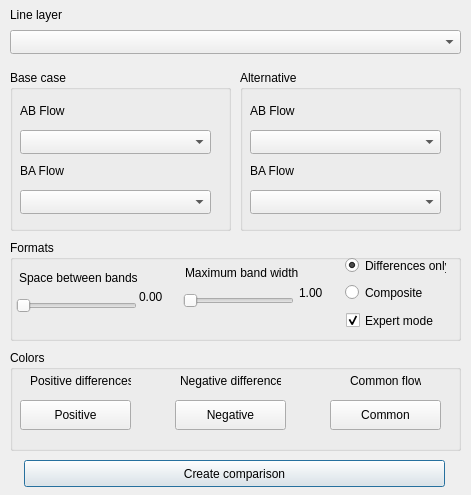
Before: the Qt Designer form gis/forms/ui_compare_scenarios.ui in AequilibraE/qaequilibrae, drawn with Qt 5.
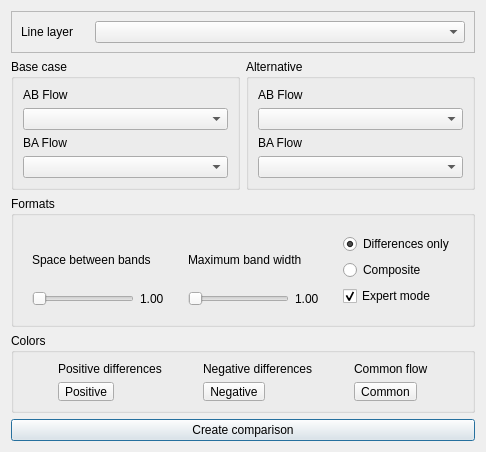
After: the same form once the commit is applied. Custom widgets are drawn as their Qt base class.

The edit to the form file:
```diff
--- a/gis/forms/ui_compare_scenarios.ui
+++ b/gis/forms/ui_compare_scenarios.ui
@@ -6,421 +6,316 @@
    <rect>
     <x>0</x>
     <y>0</y>
-    <width>471</width>
-    <height>495</height>
+    <width>486</width>
+    <height>410</height>
    </rect>
   </property>
   <property name="maximumSize">
    <size>
-    <width>471</width>
-    <height>495</height>
+    <width>486</width>
+    <height>410</height>
    </size>
   </property>
   <property name="windowTitle">
    <string>AequilibraE - Scenario Comparison</string>
   </property>
-  <widget class="QgsMapLayerComboBox" name="mMapLayerComboBox">
-   <property name="geometry">
-    <rect>
-     <x>10</x>
-     <y>30</y>
-     <width>451</width>
-     <height>24</height>
-    </rect>
-   </property>
-  </widget>
-  <widget class="QLabel" name="label_3">
-   <property name="geometry">
-    <rect>
-     <x>10</x>
-     <y>4</y>
-     <width>131</width>
-     <height>21</height>
-    </rect>
-   </property>
-   <property name="text">
-    <string>Line layer</string>
-   </property>
-  </widget>
-  <widget class="QPushButton" name="but_run">
-   <property name="geometry">
-    <rect>
-     <x>24</x>
-     <y>460</y>
-     <width>421</width>
-     <height>27</height>
-    </rect>
-   </property>
-   <property name="text">
-    <string>Create comparison</string>
-   </property>
-  </widget>
-  <widget class="QGroupBox" name="base_group_box">
-   <property name="geometry">
-    <rect>
-     <x>10</x>
-     <y>70</y>
-     <width>221</width>
-     <height>161</height>
-    </rect>
-   </property>
-   <property name="toolTip">
-    <string/>
-   </property>
-   <property name="title">
-    <string>Base case</string>
-   </property>
-   <widget class="QgsFieldComboBox" name="ba_FieldComboBoxBase">
-    <property name="geometry">
-     <rect>
-      <x>10</x>
-      <y>120</y>
-      <width>191</width>
-      <height>24</height>
-     </rect>
-    </property>
-   </widget>
-   <widget class="QgsFieldComboBox" name="ab_FieldComboBoxBase">
-    <property name="geometry">
-     <rect>
-      <x>10</x>
-      <y>60</y>
-      <width>191</width>
-      <height>24</height>
-     </rect>
-    </property>
-   </widget>
-   <widget class="QLabel" name="label_5">
-    <property name="geometry">
-     <rect>
-      <x>10</x>
-      <y>90</y>
-      <width>131</width>
-      <height>21</height>
-     </rect>
-    </property>
-    <property name="text">
-     <string>BA Flow</string>
-    </property>
-   </widget>
-   <widget class="QLabel" name="label_6">
-    <property name="geometry">
-     <rect>
-      <x>10</x>
-      <y>30</y>
-      <width>131</width>
-      <height>21</height>
-     </rect>
-    </property>
-    <property name="text">
-     <string>AB Flow</string>
-    </property>
-   </widget>
-  </widget>
-  <widget class="QGroupBox" name="alt_group_box">
-   <property name="geometry">
-    <rect>
-     <x>240</x>
-     <y>70</y>
-     <width>221</width>
-     <height>161</height>
-    </rect>
-   </property>
-   <property name="title">
-    <string>Alternative</string>
-   </property>
-   <widget class="QgsFieldComboBox" name="ba_FieldComboBoxAlt">
-    <property name="geometry">
-     <rect>
-      <x>10</x>
-      <y>120</y>
-      <width>191</width>
-      <height>24</height>
-     </rect>
-    </property>
-   </widget>
-   <widget class="QgsFieldComboBox" name="ab_FieldComboBoxAlt">
-    <property name="geometry">
-     <rect>
-      <x>10</x>
-      <y>60</y>
-      <width>191</width>
-      <height>24</height>
-     </rect>
-    </property>
-   </widget>
-   <widget class="QLabel" name="label_9">
-    <property name="geometry">
-     <rect>
-      <x>10</x>
-      <y>90</y>
-      <width>131</width>
-      <height>21</height>
-     </rect>
-    </property>
-    <property name="text">
-     <string>BA Flow</string>
-    </property>
-   </widget>
-   <widget class="QLabel" name="label_10">
-    <property name="geometry">
-     <rect>
-      <x>10</x>
-      <y>30</y>
-      <width>131</width>
-      <height>21</height>
-     </rect>
-    </property>
-    <property name="text">
-     <string>AB Flow</string>
-    </property>
-   </widget>
-  </widget>
-  <widget class="QGroupBox" name="groupBox_3">
-   <property name="geometry">
-    <rect>
-     <x>10</x>
-     <y>240</y>
-     <width>451</width>
-     <height>101</height>
-    </rect>
-   </property>
-   <property name="title">
-    <string>Formats</string>
-   </property>
-   <widget class="QCheckBox" name="chk_expert_mode">
-    <property name="geometry">
-     <rect>
-      <x>336</x>
-      <y>72</y>
-      <width>101</width>
-      <height>17</height>
-     </rect>
-    </property>
-    <property name="font">
-     <font>
-      <weight>50</weight>
-      <bold>false</bold>
-     </font>
-    </property>
-    <property name="toolTip">
-     <string>&lt;html&gt;&lt;head/&gt;&lt;body&gt;&lt;p&gt;Reference band size and value are put on variables.&lt;/p&gt;&lt;p&gt;The user can control the map apperance by symply changing the values&lt;/p&gt;&lt;/body&gt;&lt;/html&gt;</string>
-    </property>
-    <property name="text">
-     <string>Expert mode</string>
-    </property>
-    <property name="checked">
-     <bool>true</bool>
-    </property>
-   </widget>
-   <widget class="QSlider" name="slider_band_size">
-    <property name="geometry">
-     <rect>
-      <x>173</x>
-      <y>52</y>
-      <width>111</width>
-      <height>18</height>
-     </rect>
-    </property>
-    <property name="orientation">
-     <enum>Qt::Horizontal</enum>
-    </property>
-   </widget>
-   <widget class="QRadioButton" name="radio_compo">
-    <property name="geometry">
-     <rect>
-      <x>335</x>
-      <y>44</y>
-      <width>111</width>
-      <height>17</height>
-     </rect>
-    </property>
-    <property name="toolTip">
-     <string>BASE minus ALTERNATIVE</string>
-    </property>
-    <property name="text">
-     <string>Composite</string>
-    </property>
-   </widget>
-   <widget class="QRadioButton" name="radio_diff">
-    <property name="geometry">
-     <rect>
-      <x>335</x>
-      <y>17</y>
-      <width>101</width>
-      <height>17</height>
-     </rect>
-    </property>
-    <property name="toolTip">
-     <string>BASE minus ALTERNATIVE</string>
-    </property>
-    <property name="text">
-     <string>Differences only</string>
-    </property>
-    <property name="checked">
-     <bool>true</bool>
-    </property>
-   </widget>
-   <widget class="QSlider" name="slider_spacer">
-    <property name="geometry">
-     <rect>
-      <x>6</x>
-      <y>57</y>
-      <width>121</width>
-      <height>18</height>
-     </rect>
-    </property>
-    <property name="maximum">
-     <number>100</number>
-    </property>
-    <property name="orientation">
-     <enum>Qt::Horizontal</enum>
-    </property>
-   </widget>
-   <widget class="QLabel" name="label">
-    <property name="geometry">
-     <rect>
-      <x>9</x>
-      <y>27</y>
-      <width>131</width>
-      <height>21</height>
-     </rect>
-    </property>
-    <property name="text">
-     <string>Space between bands</string>
-    </property>
-   </widget>
-   <widget class="QLabel" name="lbl_width">
-    <property name="geometry">
-     <rect>
-      <x>289</x>
-      <y>42</y>
-      <width>31</width>
-      <height>21</height>
-     </rect>
-    </property>
-    <property name="text">
-     <string>1.00</string>
-    </property>
-   </widget>
-   <widget class="QLabel" name="lbl_space">
-    <property name="geometry">
-     <rect>
-      <x>129</x>
-      <y>46</y>
-      <width>31</width>
-      <height>21</height>
-     </rect>
-    </property>
-    <property name="text">
-     <string>0.00</string>
-    </property>
-   </widget>
-   <widget class="QLabel" name="label_2">
-    <property name="geometry">
-     <rect>
-      <x>175</x>
-      <y>22</y>
-      <width>131</width>
-      <height>21</height>
-     </rect>
-    </property>
-    <property name="text">
-     <string>Maximum band width</string>
-    </property>
-   </widget>
-  </widget>
-  <widget class="QGroupBox" name="color_group_box">
-   <property name="geometry">
-    <rect>
-     <x>10</x>
-     <y>350</y>
-     <width>451</width>
-     <height>101</height>
-    </rect>
-   </property>
-   <property name="title">
-    <string>Colors</string>
-   </property>
-   <widget class="QgsColorButton" name="common_flow_color">
-    <property name="geometry">
-     <rect>
-      <x>320</x>
-      <y>50</y>
-      <width>111</width>
-      <height>30</height>
-     </rect>
-    </property>
-    <property name="text">
-     <string>Common</string>
-    </property>
-   </widget>
-   <widget class="QgsColorButton" name="positive_color">
-    <property name="geometry">
-     <rect>
-      <x>10</x>
-      <y>50</y>
-      <width>111</width>
-      <height>30</height>
-     </rect>
-    </property>
-    <property name="text">
-     <string>Positive</string>
-    </property>
-   </widget>
-   <widget class="QLabel" name="negative_label">
-    <property name="geometry">
-     <rect>
-      <x>170</x>
-      <y>20</y>
-      <width>101</width>
-      <height>21</height>
-     </rect>
-    </property>
-    <property name="text">
-     <string>Negative differences</string>
-    </property>
-   </widget>
-   <widget class="QgsColorButton" name="negative_color">
-    <property name="geometry">
-     <rect>
-      <x>165</x>
-      <y>50</y>
-      <width>111</width>
-      <height>30</height>
-     </rect>
-    </property>
-    <property name="text">
-     <string>Negative</string>
-    </property>
-   </widget>
-   <widget class="QLabel" name="positive_label">
-    <property name="geometry">
-     <rect>
-      <x>20</x>
-      <y>20</y>
-      <width>101</width>
-      <height>21</height>
-     </rect>
-    </property>
-    <property name="text">
-     <string>Positive differences</string>
-    </property>
-   </widget>
-   <widget class="QLabel" name="common_label">
-    <property name="geometry">
-     <rect>
-      <x>340</x>
-      <y>20</y>
-      <width>71</width>
-      <height>21</height>
-     </rect>
-    </property>
-    <property name="text">
-     <string>Common flow</string>
-    </property>
-   </widget>
-  </widget>
+  <layout class="QGridLayout" name="gridLayout_7">
+   <item row="1" column="0">
+    <widget class="QGroupBox" name="base_group_box">
+     <property name="toolTip">
+      <string/>
+     </property>
+     <property name="title">
+      <string>Base case</string>
+     </property>
+     <layout class="QVBoxLayout" name="verticalLayout">
+      <item>
+       <widget class="QLabel" name="label_6">
+        <property name="text">
+         <string>AB Flow</string>
+        </property>
+       </widget>
+      </item>
+      <item>
+       <widget class="QgsFieldComboBox" name="ab_FieldComboBoxBase"/>
+      </item>
+      <item>
+       <widget class="QLabel" name="label_5">
+        <property name="text">
+         <string>BA Flow</string>
+        </property>
+       </widget>
+      </item>
+      <item>
+       <widget class="QgsFieldComboBox" name="ba_FieldComboBoxBase"/>
+      </item>
+     </layout>
+    </widget>
+   </item>
+   <item row="1" column="1">
+    <widget class="QGroupBox" name="alt_group_box">
+     <property name="title">
+      <string>Alternative</string>
+     </property>
+     <layout class="QVBoxLayout" name="verticalLayout_2">
+      <item>
+       <widget class="QLabel" name="label_10">
+        <property name="text">
+         <string>AB Flow</string>
+        </property>
+       </widget>
+      </item>
+      <item>
+       <widget class="QgsFieldComboBox" name="ab_FieldComboBoxAlt"/>
+      </item>
+      <item>
+       <widget class="QLabel" name="label_9">
+        <property name="text">
+         <string>BA Flow</string>
+        </property>
+       </widget>
+      </item>
+      <item>
+       <widget class="QgsFieldComboBox" name="ba_FieldComboBoxAlt"/>
+      </item>
+     </layout>
+    </widget>
+   </item>
+   <item row="2" column="0" colspan="2">
+    <widget class="QGroupBox" name="groupBox_3">
+     <property name="maximumSize">
+      <size>
+       <width>16777215</width>
+       <height>16777215</height>
+      </size>
+     </property>
+     <property name="title">
+      <string>Formats</string>
+     </property>
+     <layout class="QGridLayout" name="gridLayout_4">
+      <item row="0" column="0">
+       <widget class="QFrame" name="frame_3">
+        <property name="frameShape">
+         <enum>QFrame::NoFrame</enum>
+        </property>
+        <property name="frameShadow">
+         <enum>QFrame::Raised</enum>
+        </property>
+        <layout class="QGridLayout" name="gridLayout_3">
+         <item row="1" column="0">
+          <widget class="QSlider" name="slider_spacer">
+           <property name="orientation">
+            <enum>Qt::Horizontal</enum>
+           </property>
+          </widget>
+         </item>
+         <item row="1" column="1">
+          <widget class="QLabel" name="lbl_space">
+           <property name="text">
+            <string>1.00</string>
+           </property>
+          </widget>
+         </item>
+         <item row="0" column="0" colspan="2">
+          <widget class="QLabel" name="label_4">
+           <property name="text">
+            <string>Space between bands</string>
+           </property>
+          </widget>
+         </item>
+        </layout>
+       </widget>
+      </item>
+      <item row="0" column="1">
+       <widget class="QFrame" name="frame_2">
+        <property name="frameShape">
+         <enum>QFrame::NoFrame</enum>
+        </property>
+        <property name="frameShadow">
+         <enum>QFrame::Raised</enum>
+        </property>
+        <layout class="QGridLayout" name="gridLayout_2">
+         <item row="1" column="0">
+          <widget class="QSlider" name="slider_band_size">
+           <property name="orientation">
+            <enum>Qt::Horizontal</enum>
+           </property>
+          </widget>
+         </item>
+         <item row="1" column="1">
+          <widget class="QLabel" name="lbl_width">
+           <property name="text">
+            <string>1.00</string>
+           </property>
+          </widget>
+         </item>
+         <item row="0" column="0" colspan="2">
+          <widget class="QLabel" name="label_2">
+           <property name="text">
+            <string>Maximum band width</string>
+           </property>
+          </widget>
+         </item>
+        </layout>
+       </widget>
+      </item>
+      <item row="0" column="2">
+       <widget class="QFrame" name="frame">
+        <property name="frameShape">
+         <enum>QFrame::NoFrame</enum>
+        </property>
+        <property name="frameShadow">
+         <enum>QFrame::Raised</enum>
+        </property>
+        <layout class="QGridLayout" name="gridLayout">
+         <item row="0" column="0">
+          <widget class="QRadioButton" name="radio_diff">
+           <property name="toolTip">
+            <string>BASE minus ALTERNATIVE</string>
+           </property>
+           <property name="text">
+            <string>Differences only</string>
+           </property>
+           <property name="checked">
+            <bool>true</bool>
+           </property>
+          </widget>
+         </item>
+         <item row="1" column="0">
+          <widget class="QRadioButton" name="radio_compo">
+           <property name="toolTip">
+            <string>BASE minus ALTERNATIVE</string>
+           </property>
+           <property name="text">
+            <string>Composite</string>
+           </property>
+          </widget>
+         </item>
+         <item row="2" column="0">
+          <widget class="QCheckBox" name="chk_expert_mode">
+           <property name="font">
+            <font>
+             <weight>50</weight>
+             <bold>false</bold>
+            </font>
+           </property>
+           <property name="toolTip">
+            <string>&lt;html&gt;&lt;head/&gt;&lt;body&gt;&lt;p&gt;Reference band size and value are put on variables.&lt;/p&gt;&lt;p&gt;The user can control the map apperance by symply changing the values&lt;/p&gt;&lt;/body&gt;&lt;/html&gt;</string>
+           </property>
+           <property name="text">
+            <string>Expert mode</string>
+           </property>
+           <property name="checked">
+            <bool>true</bool>
+           </property>
+          </widget>
+         </item>
+        </layout>
+       </widget>
+      </item>
+     </layout>
+    </widget>
+   </item>
+   <item row="3" column="0" colspan="2">
+    <widget class="QGroupBox" name="color_group_box">
+     <property name="maximumSize">
+      <size>
+       <width>16777215</width>
+       <height>80</height>
+      </size>
+     </property>
+     <property name="title">
+      <string>Colors</string>
+     </property>
+     <layout class="QGridLayout" name="gridLayout_5">
+      <item row="0" column="0">
+       <widget class="QLabel" name="positive_label">
+        <property name="text">
+         <string>Positive differences</string>
+        </property>
+       </widget>
+      </item>
+      <item row="0" column="1">
+       <widget class="QLabel" name="negative_label">
+        <property name="text">
+         <string>Negative differences</string>
+        </property>
+       </widget>
+      </item>
+      <item row="0" column="2">
+       <widget class="QLabel" name="common_label">
+        <property name="text">
+         <string>Common flow</string>
+        </property>
+       </widget>
+      </item>
+      <item row="1" column="0">
+       <widget class="QgsColorButton" name="positive_color">
+        <property name="text">
+         <string>Positive</string>
+        </property>
+       </widget>
+      </item>
+      <item row="1" column="1">
+       <widget class="QgsColorButton" name="negative_color">
+        <property name="text">
+         <string>Negative</string>
+        </property>
+       </widget>
+      </item>
+      <item row="1" column="2">
+       <widget class="QgsColorButton" name="common_flow_color">
+        <property name="text">
+         <string>Common</string>
+        </property>
+       </widget>
+      </item>
+     </layout>
+    </widget>
+   </item>
+   <item row="4" column="0" colspan="2">
+    <widget class="QPushButton" name="but_run">
+     <property name="text">
+      <string>Create comparison</string>
+     </property>
+    </widget>
+   </item>
+   <item row="0" column="0" colspan="2">
+    <widget class="QFrame" name="frame_4">
+     <property name="maximumSize">
+      <size>
+       <width>16777215</width>
+       <height>50</height>
+      </size>
+     </property>
+     <property name="frameShape">
+      <enum>QFrame::StyledPanel</enum>
+     </property>
+     <property name="frameShadow">
+      <enum>QFrame::Raised</enum>
+     </property>
+     <layout class="QGridLayout" name="gridLayout_6">
+      <item row="0" column="0">
+       <widget class="QLabel" name="label_3">
+        <property name="text">
+         <string>Line layer</string>
+        </property>
+       </widget>
+      </item>
+      <item row="0" column="1">
+       <widget class="QgsMapLayerComboBox" name="mMapLayerComboBox">
+        <property name="minimumSize">
+         <size>
+          <width>370</width>
+          <height>0</height>
+         </size>
+        </property>
+       </widget>
+      </item>
+     </layout>
+    </widget>
+   </item>
+  </layout>
  </widget>
  <customwidgets>
   <customwidget>
```
